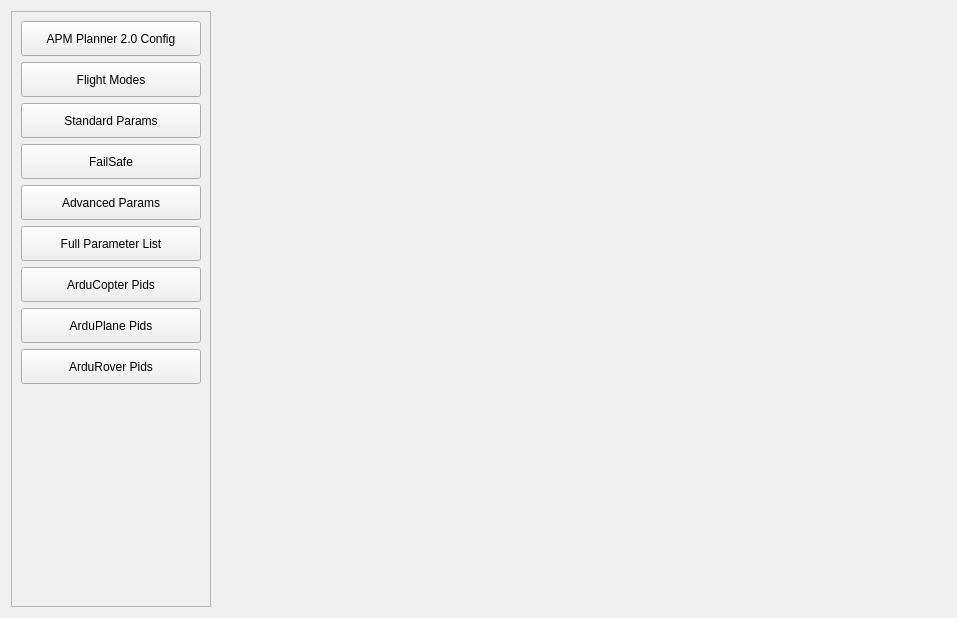
First picture: the form in src/ui/configuration/ApmSoftwareConfig.ui, repository ArduPilot/apm_planner, before the edit.
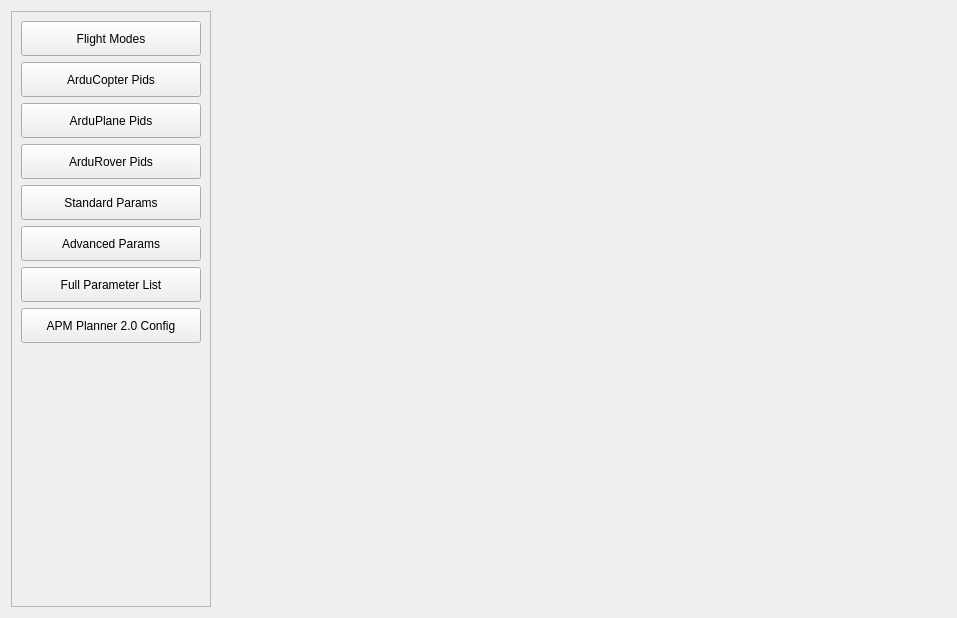
Second picture: the form after the edit.

Commit message: Rearranging of config pages, per Craig Elder's instruction to match MP

The edit to the form file:
```diff
--- a/src/ui/configuration/ApmSoftwareConfig.ui
+++ b/src/ui/configuration/ApmSoftwareConfig.ui
@@ -37,7 +37,7 @@
         <x>0</x>
         <y>0</y>
         <width>198</width>
-        <height>593</height>
+        <height>598</height>
        </rect>
       </property>
       <layout class="QVBoxLayout" name="verticalLayout_12">
@@ -46,19 +46,6 @@
          <property name="sizeConstraint">
           <enum>QLayout::SetMinAndMaxSize</enum>
          </property>
-         <item>
-          <widget class="QPushButton" name="plannerConfigButton">
-           <property name="minimumSize">
-            <size>
-             <width>100</width>
-             <height>35</height>
-            </size>
-           </property>
-           <property name="text">
-            <string>APM Planner 2.0 Config</string>
-           </property>
-          </widget>
-         </item>
          <item>
           <widget class="QPushButton" name="flightModesButton">
            <property name="minimumSize">
@@ -75,70 +62,6 @@
            </property>
           </widget>
          </item>
-         <item>
-          <widget class="QPushButton" name="standardParamButton">
-           <property name="minimumSize">
-            <size>
-             <width>0</width>
-             <height>35</height>
-            </size>
-           </property>
-           <property name="text">
-            <string>Standard Params</string>
-           </property>
-           <property name="checkable">
-            <bool>false</bool>
-           </property>
-          </widget>
-         </item>
-         <item>
-          <widget class="QPushButton" name="failSafeButton">
-           <property name="minimumSize">
-            <size>
-             <width>0</width>
-             <height>35</height>
-            </size>
-           </property>
-           <property name="text">
-            <string>FailSafe</string>
-           </property>
-           <property name="checkable">
-            <bool>false</bool>
-           </property>
-          </widget>
-         </item>
-         <item>
-          <widget class="QPushButton" name="advancedParamButton">
-           <property name="minimumSize">
-            <size>
-             <width>0</width>
-             <height>35</height>
-            </size>
-           </property>
-           <property name="text">
-            <string>Advanced Params</string>
-           </property>
-           <property name="checkable">
-            <bool>false</bool>
-           </property>
-          </widget>
-         </item>
-         <item>
-          <widget class="QPushButton" name="advParamListButton">
-           <property name="minimumSize">
-            <size>
-             <width>0</width>
-             <height>35</height>
-            </size>
-           </property>
-           <property name="text">
-            <string>Full Parameter List</string>
-           </property>
-           <property name="checkable">
-            <bool>false</bool>
-           </property>
-          </widget>
-         </item>
          <item>
           <widget class="QPushButton" name="arduCopterPidButton">
            <property name="minimumSize">
@@ -181,6 +104,67 @@
            </property>
           </widget>
          </item>
+         <item>
+          <widget class="QPushButton" name="standardParamButton">
+           <property name="minimumSize">
+            <size>
+             <width>0</width>
+             <height>35</height>
+            </size>
+           </property>
+           <property name="text">
+            <string>Standard Params</string>
+           </property>
+           <property name="checkable">
+            <bool>false</bool>
+           </property>
+          </widget>
+         </item>
+         <item>
+          <widget class="QPushButton" name="advancedParamButton">
+           <property name="minimumSize">
+            <size>
+             <width>0</width>
+             <height>35</height>
+            </size>
+           </property>
+           <property name="text">
+            <string>Advanced Params</string>
+           </property>
+           <property name="checkable">
+            <bool>false</bool>
+           </property>
+          </widget>
+         </item>
+         <item>
+          <widget class="QPushButton" name="advParamListButton">
+           <property name="minimumSize">
+            <size>
+             <width>0</width>
+             <height>35</height>
+            </size>
+           </property>
+           <property name="text">
+            <string>Full Parameter List</string>
+           </property>
+           <property name="checkable">
+            <bool>false</bool>
+           </property>
+          </widget>
+         </item>
+         <item>
+          <widget class="QPushButton" name="plannerConfigButton">
+           <property name="minimumSize">
+            <size>
+             <width>100</width>
+             <height>35</height>
+            </size>
+           </property>
+           <property name="text">
+            <string>APM Planner 2.0 Config</string>
+           </property>
+          </widget>
+         </item>
          <item>
           <spacer name="verticalSpacer">
            <property name="orientation">
```
The commit also changes 5 other files.
